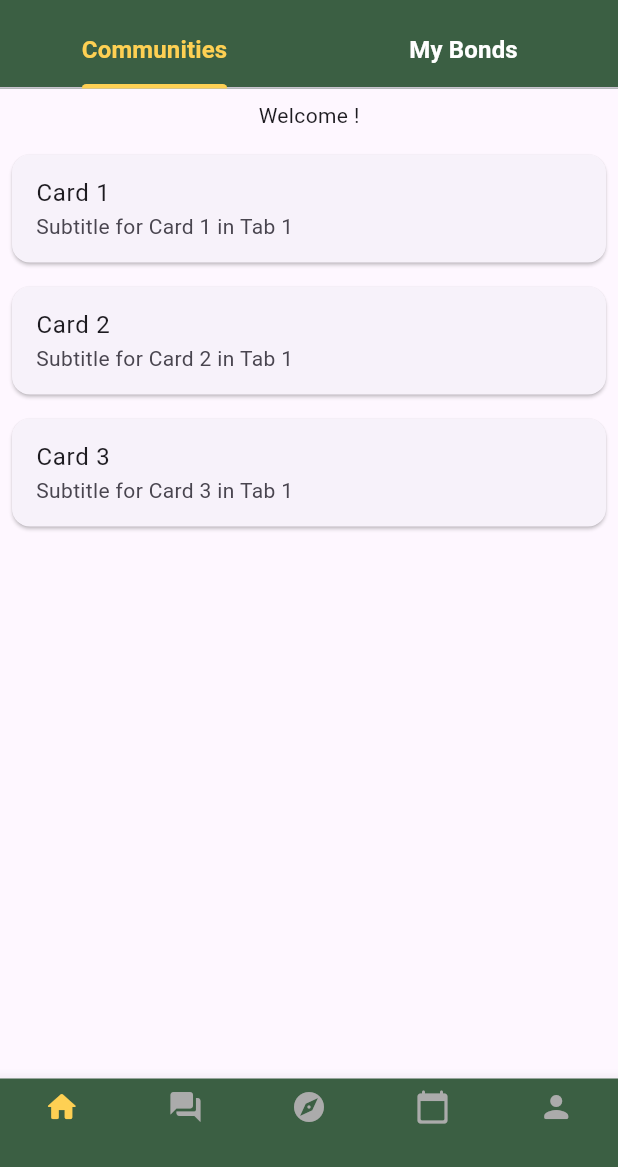
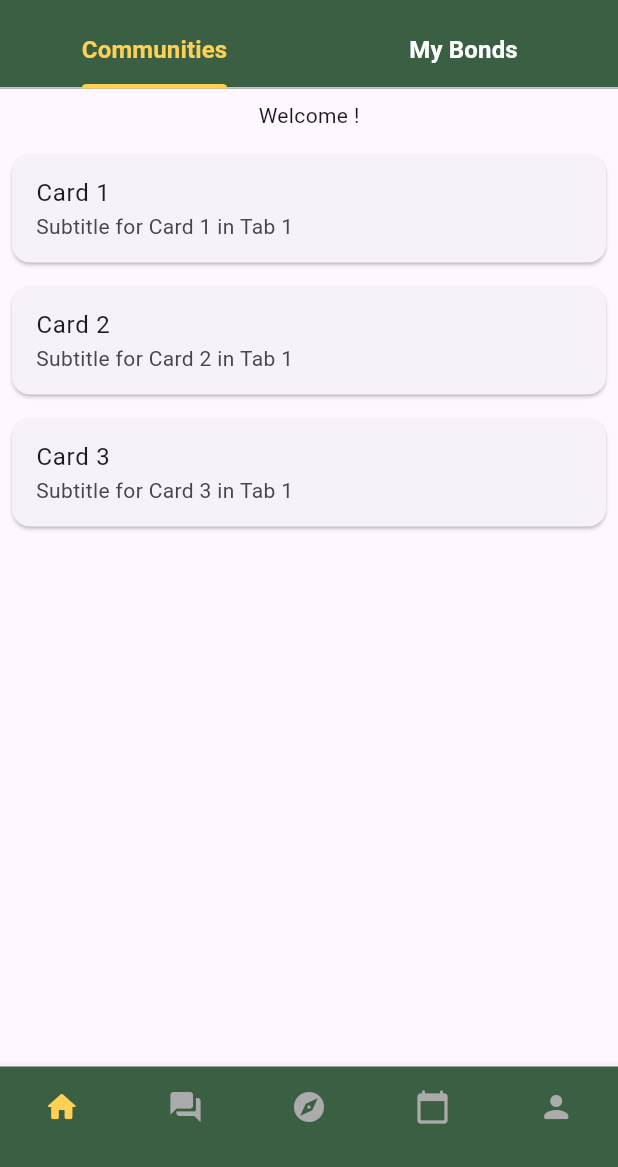
Before and after one commit to BroncoBond/Bronco-Bond, a Flutter app: the BottomNavBar screen opened directly with empty values, on a phone screen of 412 x 824 dp, the part 69-1236 px from its top. Run offline on Flutter 3.47's test engine with Material 3 defaults, Android fonts, the phone set to English and light mode, and no system bars; our stand-ins replace google_fonts, image_picker, jwt_decoder, shared_preferences; accounts and stored records are empty; generated files the repository leaves out were written again; network calls fail.

```diff
--- a/lib/src/screens/login_page.dart
+++ b/lib/src/screens/login_page.dart
@@ -258,8 +258,10 @@ class LoginPageState extends State<LoginPage> {
                 borderSide: const BorderSide(color: Color(0xFFABABAB)),
                 borderRadius: BorderRadius.circular(8.0),
               ),
-              focusedBorder: const OutlineInputBorder(
-                  borderSide: BorderSide(color: Color(0xFF3B5F43))),
+              focusedBorder: OutlineInputBorder(
+                borderSide: const BorderSide(color: Color(0xFF3B5F43)),
+                borderRadius: BorderRadius.circular(8.0),
+              ),
               contentPadding: const EdgeInsets.symmetric(horizontal: 12),
             ),
             textAlign: TextAlign.start,
--- a/lib/src/screens/nav_bar.dart
+++ b/lib/src/screens/nav_bar.dart
@@ -48,23 +48,38 @@ class BottomNavBarState extends State<BottomNavBar> {
         //showUnselectedLabels: false,
         items: const [
           BottomNavigationBarItem(
-            icon: Icon(Icons.home_rounded),
+            icon: Padding(
+              padding: EdgeInsets.only(top: 8.0),
+              child: Icon(Icons.home_rounded),
+            ),
             label: '',
           ),
           BottomNavigationBarItem(
-            icon: Icon(Icons.forum_rounded),
+            icon: Padding(
+              padding: EdgeInsets.only(top: 8.0),
+              child: Icon(Icons.forum_rounded),
+            ),
             label: '',
           ),
           BottomNavigationBarItem(
-            icon: Icon(Icons.explore),
+            icon: Padding(
+              padding: EdgeInsets.only(top: 8.0),
+              child: Icon(Icons.explore),
+            ),
             label: '',
           ),
           BottomNavigationBarItem(
-            icon: Icon(Icons.calendar_today_rounded),
+            icon: Padding(
+              padding: EdgeInsets.only(top: 8.0),
+              child: Icon(Icons.calendar_today_rounded),
+            ),
             label: '',
           ),
           BottomNavigationBarItem(
-            icon: Icon(Icons.person_rounded),
+            icon: Padding(
+              padding: EdgeInsets.only(top: 8.0),
+              child: Icon(Icons.person_rounded),
+            ),
             label: '',
           ),
         ],
```
Also changed, not shown: lib/src/screens/registration_page.dart (+8 -4 lines).
